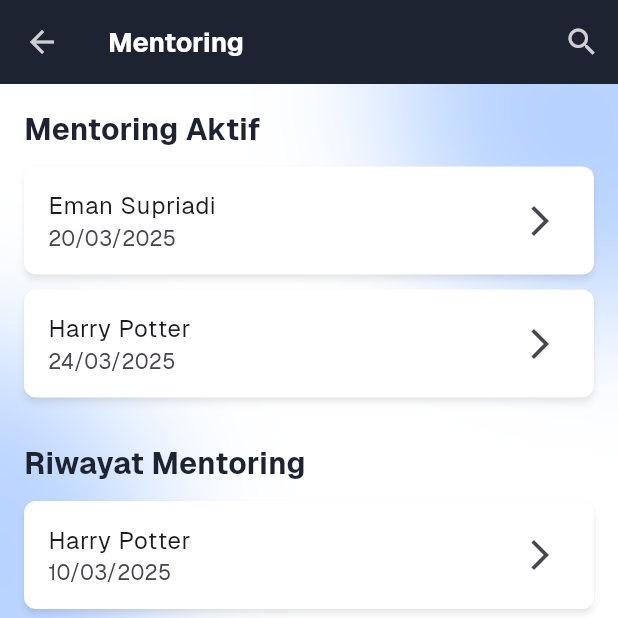
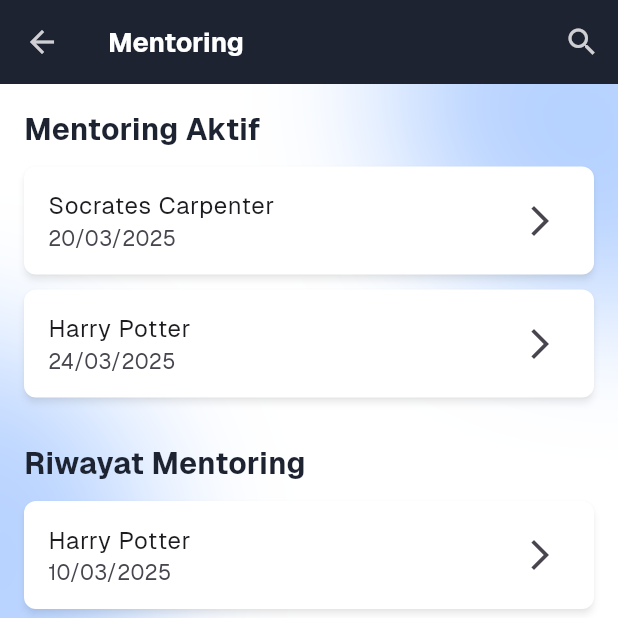
Before and after one commit to JavaneseIvankov/team10_dhiraga, a Flutter app: the MentoringPage screen opened directly, on a phone screen of 412 x 824 dp, the top half of it. Run offline on Flutter 3.47's test engine with Material 3 defaults, Android fonts, the phone set to English and light mode, and no system bars; our stand-ins replace cloud_firestore, firebase_auth, firebase_core, get_it, shared_preferences; accounts and stored records are empty; generated files the repository leaves out were written again; project files that could hold a hidden picture were left out.

```diff
--- a/lib/pages/Navbar_mentoring_page.dart/mentoring_page.dart
+++ b/lib/pages/Navbar_mentoring_page.dart/mentoring_page.dart
@@ -30,7 +30,7 @@ class MentoringPage extends StatelessWidget {
                 style: TextStyle(fontSize: 20, fontWeight: FontWeight.bold),
               ),
               SizedBox(height: 10),
-              _buildMentoringItem(context, "Eman Supriadi", "20/03/2025"),
+              _buildMentoringItem(context, "Socrates Carpenter", "20/03/2025"),
               _buildMentoringItem(context, "Harry Potter", "24/03/2025"),
               SizedBox(height: 20),
               Text(
```
